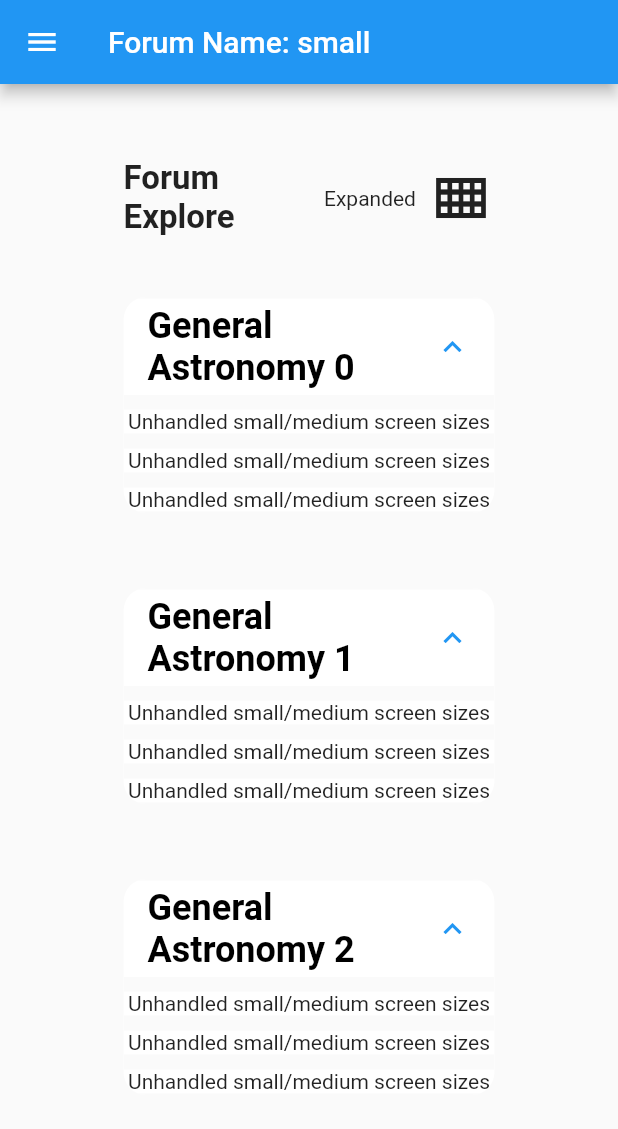
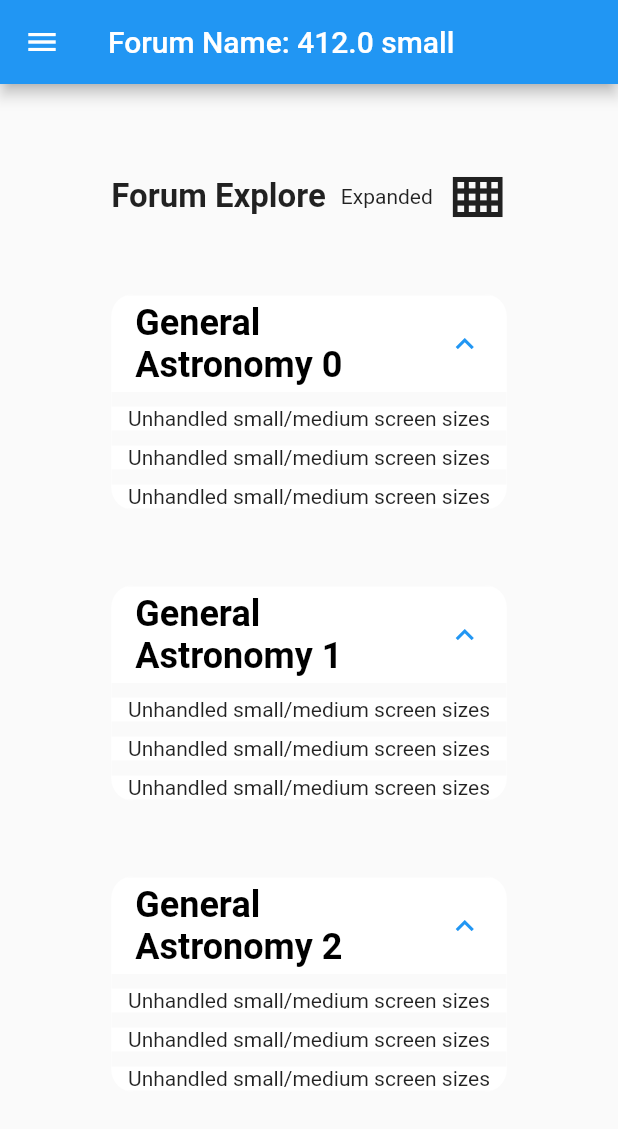
Before and after one commit to fatduckling/a-modern-forum-ui, a Flutter app: the ExploreRoute screen opened directly, on a phone screen of 412 x 824 dp. Shown: the top 1129 px of the screen. Run offline on Flutter 3.47's test engine with Material 2 defaults, Android fonts, the phone set to English and light mode, and no system bars; missing offline and left inert: flutter_portal, outline_search_bar.

Commit message:
Use 100 flex instead of 10

```diff
--- a/lib/routes/explore.dart
+++ b/lib/routes/explore.dart
@@ -1,3 +1,4 @@
+import 'package:a_modern_forum_project/utils/responsive_display.dart';
 import 'package:a_modern_forum_project/widgets/compact_subforum/responsive_compact_subforum.dart';
 import 'package:a_modern_forum_project/widgets/expanded_subforum/responsive_expanded_subforum.dart';
 import 'package:a_modern_forum_project/widgets/scaffold/main_scaffold.dart';
@@ -26,17 +27,14 @@ class _ExploreRoute extends State<ExploreRoute> {
           Row(
             children: [
               const Spacer(
-            flex: 2,
+                flex: ResponsiveDisplay.pageBoundsFlex,
           ),
-          const Expanded(flex: 3, child: H1("Forum Explore")),
               Expanded(
-            flex: 3,
-            child: Align(
-              alignment: Alignment.centerRight,
+                  flex: 100 - (ResponsiveDisplay.pageBoundsFlex * 2),
               child: Row(
-                mainAxisAlignment: MainAxisAlignment.end,
-                crossAxisAlignment: CrossAxisAlignment.center,
+                mainAxisAlignment: MainAxisAlignment.spaceBetween,
                 children: [
+                  const H1("Forum Explore"),
                   InkWell(
                     onTap: () {
                       setState(() {
@@ -69,13 +67,11 @@ class _ExploreRoute extends State<ExploreRoute> {
                         ],
                       ),
                     ),
-                  )
+                  ),
                 ],
-              ),
-            ),
-          ),
+              )),
           const Spacer(
-            flex: 2,
+            flex: ResponsiveDisplay.pageBoundsFlex,
           ),
         ],
           ),
@@ -85,10 +81,10 @@ class _ExploreRoute extends State<ExploreRoute> {
           Row(
             children: [
               const Spacer(
-            flex: 2,
+                flex: ResponsiveDisplay.pageBoundsFlex,
           ),
               Expanded(
-              flex: 6,
+                  flex: 100 - (ResponsiveDisplay.pageBoundsFlex * 2),
               child: ListView.builder(
                   scrollDirection: Axis.vertical,
                   shrinkWrap: true,
@@ -163,7 +159,7 @@ class _ExploreRoute extends State<ExploreRoute> {
                         );
                       })),
               const Spacer(
-            flex: 2,
+                flex: ResponsiveDisplay.pageBoundsFlex,
           ),
             ],
           )
--- a/lib/utils/responsive_display.dart
+++ b/lib/utils/responsive_display.dart
@@ -5,11 +5,14 @@ enum ScreenSize { small, medium, large }
 
 /// Simple utility class used to determine whether the device is small, medium or large
 class ResponsiveDisplay {
-  /// Small devices (landscape phones, 768 and up)
-  static const _breakpointSmallDevice = 768;
+  /// The amount of flex to put in the left and right margins of the page
+  static const pageBoundsFlex = 18;
 
-  /// Large devices (desktops, 1280 and up)
-  static const _breakpointLargeDevice = 1280;
+  /// Small devices (landscape phones, 980 and up)
+  static const _breakpointSmallDevice = 980;
+
+  /// Large devices (desktops, 1780 and up)
+  static const _breakpointLargeDevice = 1780;
 
   /// Check if the device is considered small based on the page [width]
   static bool isSmallDevice(final double width) {
--- a/lib/widgets/appbar/small/small_app_bar.dart
+++ b/lib/widgets/appbar/small/small_app_bar.dart
@@ -9,10 +9,11 @@ class SmallAppBar extends StatelessWidget {
 
   @override
   Widget build(BuildContext context) {
+    final double width = MediaQuery.of(context).size.width;
     return AppBar(
       toolbarHeight: appBarHeight,
       title: Text(
-          'Forum Name: ${ResponsiveDisplay.getScreenSizeFromBuildContext(context).name}'),
+          'Forum Name: $width ${ResponsiveDisplay.getScreenSizeFromBuildContext(context).name}'),
     );
   }
 }
```
Also changed, not shown: lib/widgets/featured_posts/large/large_featured_posts.dart (+44 -20 lines), lib/widgets/sort_filter_threads/large/large_sort_filter_threads.dart (+8 -7 lines), lib/widgets/thread_view/large/large_text_view.dart (+4 -4 lines). Lines whose indentation alone changed are shown as unchanged.
